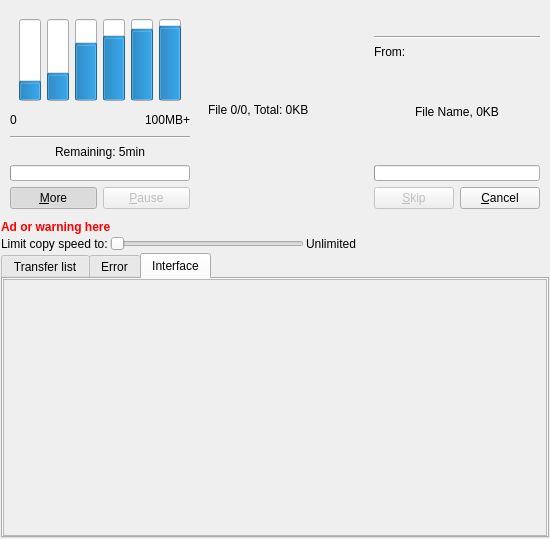
Old version of the form plugins/Themes/Oxygen2/interface.ui in the repository alphaonex86/Ultracopier.
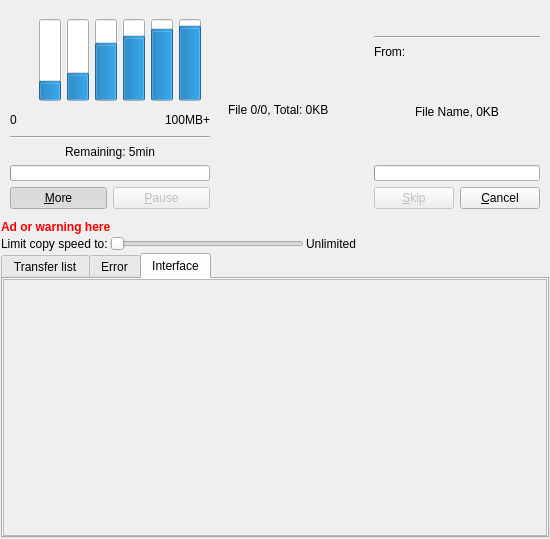
New version of the form. The open tabs and pages were chosen to show the change. Icons and pictures are not drawn.

The edit to the form file:
```diff
--- a/plugins/Themes/Oxygen2/interface.ui
+++ b/plugins/Themes/Oxygen2/interface.ui
@@ -78,6 +78,31 @@
             <number>0</number>
            </property>
            <item>
+            <layout class="QHBoxLayout" name="horizontalLayout_4">
+             <property name="spacing">
+              <number>0</number>
+             </property>
+             <item>
+              <layout class="QVBoxLayout" name="verticalLayoutVL">
+               <property name="spacing">
+                <number>0</number>
+               </property>
+               <item>
+                <spacer name="verticalSpacer_2">
+                 <property name="orientation">
+                  <enum>Qt::Vertical</enum>
+                 </property>
+                 <property name="sizeHint" stdset="0">
+                  <size>
+                   <width>20</width>
+                   <height>40</height>
+                  </size>
+                 </property>
+                </spacer>
+               </item>
+              </layout>
+             </item>
+             <item>
             <widget class="QFrame" name="frameS">
              <layout class="QHBoxLayout" name="horizontalLayoutS">
               <item>
@@ -197,6 +222,8 @@
              </layout>
             </widget>
            </item>
+            </layout>
+           </item>
            <item>
             <layout class="QHBoxLayout" name="horizontalLayout_8">
              <item>
```
Left out of the diff: 2 changed lines with no effect on the pictures. Lines whose indentation alone changed are shown as unchanged.
